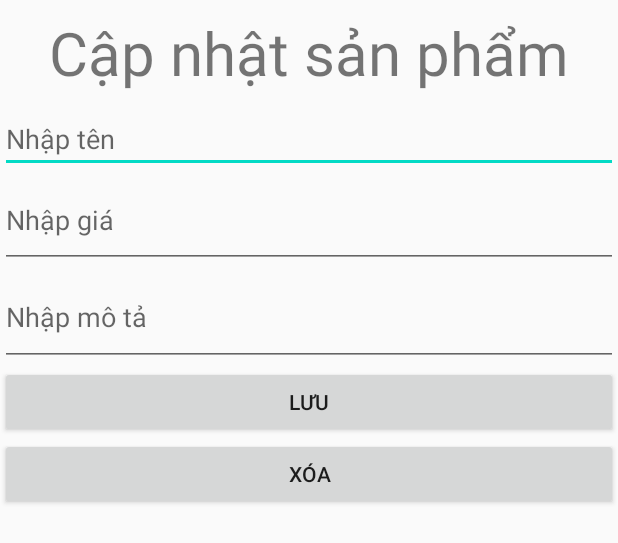
After one commit to haianh1233/android-demo-project, an Android app: the layout dialog_update.xml on its own in the app's theme, with its tools: preview values and no code run, on a phone screen of 412 x 824 dp. The commit adds this screen. Shown: the top 543 px of the screen. Run offline under Robolectric (Android 15) with nearby library versions, the phone set to English and light mode, and no system bars.

Commit message:
update lab

```diff
--- a/app/build.gradle
+++ b/app/build.gradle
@@ -37,4 +37,5 @@ dependencies {
     testImplementation 'junit:junit:4.13.2'
     androidTestImplementation 'androidx.test.ext:junit:1.1.1'
     androidTestImplementation 'androidx.test.espresso:espresso-core:3.1.0'
+    implementation "androidx.core:core:1.8.0"
 }
--- /dev/null
+++ b/app/src/main/res/layout/dialog_update.xml
@@ -0,0 +1,58 @@
+<?xml version="1.0" encoding="utf-8"?>
+<androidx.constraintlayout.widget.ConstraintLayout xmlns:android="http://schemas.android.com/apk/res/android"
+    xmlns:tools="http://schemas.android.com/tools"
+    android:layout_width="match_parent"
+    android:layout_height="match_parent"
+    xmlns:app="http://schemas.android.com/apk/res-auto">
+
+    <LinearLayout
+        android:layout_width="match_parent"
+        android:layout_height="wrap_content"
+        app:layout_constraintTop_toTopOf="parent"
+        app:layout_constraintStart_toStartOf="parent"
+        app:layout_constraintEnd_toEndOf="parent"
+        android:orientation="vertical">
+        <TextView
+            android:id="@+id/UpdateDescription"
+            android:layout_width="match_parent"
+            android:layout_height="70dp"
+            android:textSize="40sp"
+            android:gravity="center"
+            android:text="Cập nhật sản phẩm"/>
+
+        <EditText
+            android:id="@+id/updateItemName"
+            android:layout_width="match_parent"
+            android:layout_height="wrap_content"
+            tools:ignore="SpeakableTextPresentCheck"
+            android:hint="Nhập tên"/>
+
+        <EditText
+            android:id="@+id/updateItemPrice"
+            android:layout_width="match_parent"
+            android:layout_height="63dp"
+            android:minHeight="48dp"
+            tools:ignore="SpeakableTextPresentCheck"
+            android:hint="Nhập giá"/>
+
+        <EditText
+            android:id="@+id/updateItemDescription"
+            android:layout_width="match_parent"
+            android:layout_height="65dp"
+            android:minHeight="48dp"
+            tools:ignore="SpeakableTextPresentCheck"
+            android:hint="Nhập mô tả"/>
+        <Button
+            android:id="@+id/btnUpdateItem"
+            android:layout_width="match_parent"
+            android:layout_height="wrap_content"
+            android:layout_weight="1"
+            android:text="Lưu"/>
+        <Button
+            android:id="@+id/btnDeleteItem"
+            android:layout_width="match_parent"
+            android:layout_height="wrap_content"
+            android:text="Xóa"/>
+
+    </LinearLayout>
+</androidx.constraintlayout.widget.ConstraintLayout>
```
Also changed, not shown: app/src/main/java/com/haianh/demoproject/Adapter.java (deleted, +0 -51 lines), app/src/main/java/com/haianh/demoproject/MainActivity.java (+106 -15 lines), app/src/main/java/com/haianh/demoproject/dao/ItemDao.java (added, +70 -0 lines), app/src/main/java/com/haianh/demoproject/database/Database.java (+12 -0 lines), app/src/main/java/com/haianh/demoproject/model/Item.java (added, +56 -0 lines), app/src/main/res/layout/activity_main.xml (+17 -7 lines), app/src/main/res/layout/dialog_add.xml (added, +49 -0 lines), app/src/main/res/layout/row.xml (deleted, +0 -30 lines).
